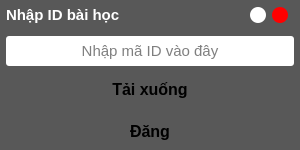
Old version of the form UI_Files/connect.ui in the repository hoangm960/Astraea.
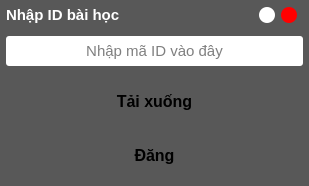
New version of the form.

What changed in the file:
```diff
--- a/UI_Files/connect.ui
+++ b/UI_Files/connect.ui
@@ -6,20 +6,20 @@
    <rect>
     <x>0</x>
     <y>0</y>
-    <width>300</width>
-    <height>150</height>
+    <width>309</width>
+    <height>186</height>
    </rect>
   </property>
   <property name="minimumSize">
    <size>
-    <width>300</width>
-    <height>150</height>
+    <width>0</width>
+    <height>0</height>
    </size>
   </property>
   <property name="maximumSize">
    <size>
-    <width>300</width>
-    <height>150</height>
+    <width>16777215</width>
+    <height>16777215</height>
    </size>
   </property>
   <property name="windowTitle">
```
